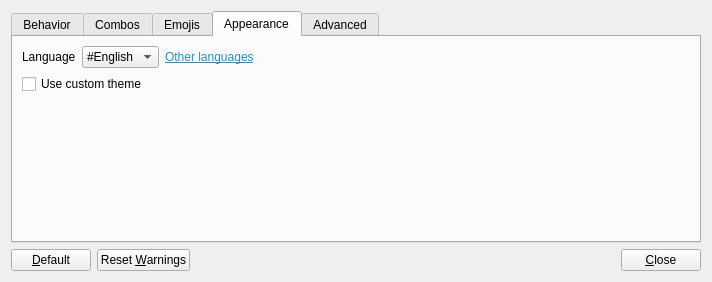
Above: Beeftext/PreferencesDialog.ui from xmichelo/Beeftext before the change. Below: the same form after it.
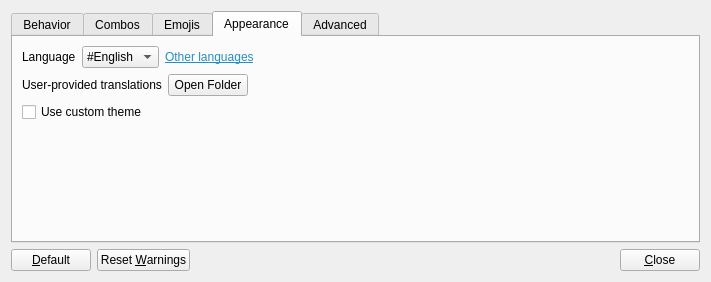
That is the form after the change. The open tabs and pages were chosen to show the change.

Commit message: Implemented folder for user-provided translations in the user application folder. Fixes #227.

The edit to the form file:
```diff
--- a/Beeftext/PreferencesDialog.ui
+++ b/Beeftext/PreferencesDialog.ui
@@ -6,8 +6,8 @@
    <rect>
     <x>0</x>
     <y>0</y>
-    <width>712</width>
-    <height>266</height>
+    <width>709</width>
+    <height>268</height>
    </rect>
   </property>
   <property name="windowTitle">
@@ -497,6 +497,37 @@
          </item>
         </layout>
        </item>
+       <item>
+        <layout class="QHBoxLayout" name="horizontalLayout_11">
+         <item>
+          <widget class="QLabel" name="labelTranslationFolder">
+           <property name="text">
+            <string>User-provided translations</string>
+           </property>
+          </widget>
+         </item>
+         <item>
+          <widget class="QPushButton" name="buttonTranslationFolder">
+           <property name="text">
+            <string>Open Folder</string>
+           </property>
+          </widget>
+         </item>
+         <item>
+          <spacer name="horizontalSpacer_8">
+           <property name="orientation">
+            <enum>Qt::Horizontal</enum>
+           </property>
+           <property name="sizeHint" stdset="0">
+            <size>
+             <width>40</width>
+             <height>10</height>
+            </size>
+           </property>
+          </spacer>
+         </item>
+        </layout>
+       </item>
        <item>
         <widget class="QCheckBox" name="checkUseCustomTheme">
          <property name="text">
```
Left out of the diff: 119 changed lines with no effect on the pictures. The commit also changes 7 other files.
